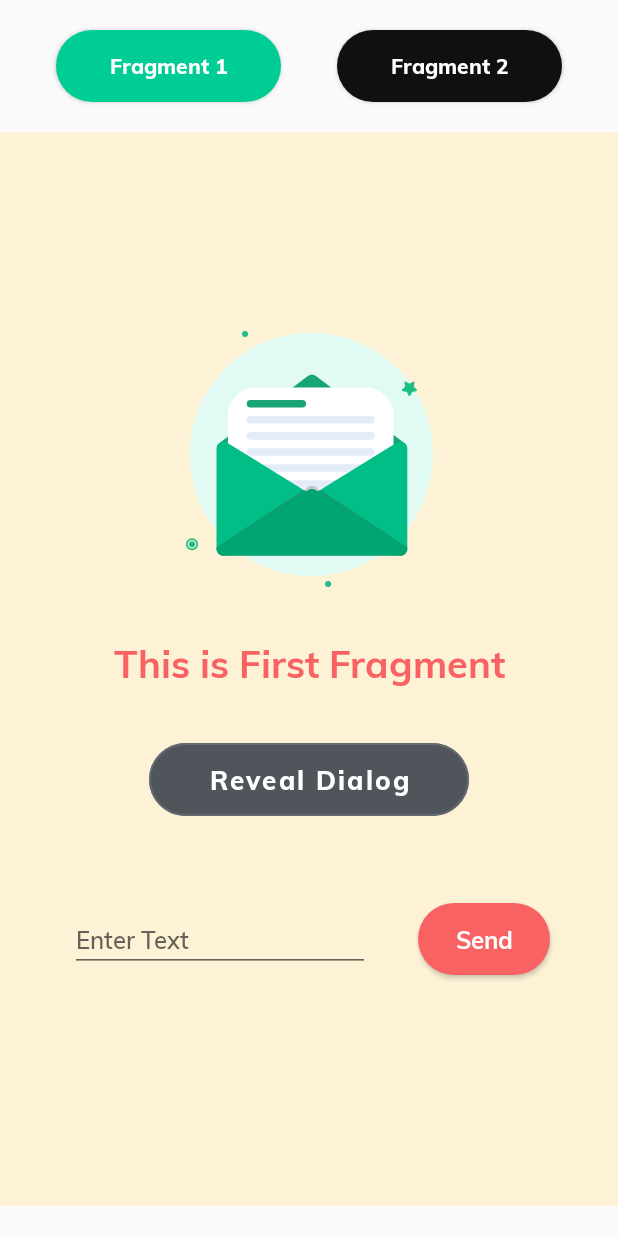
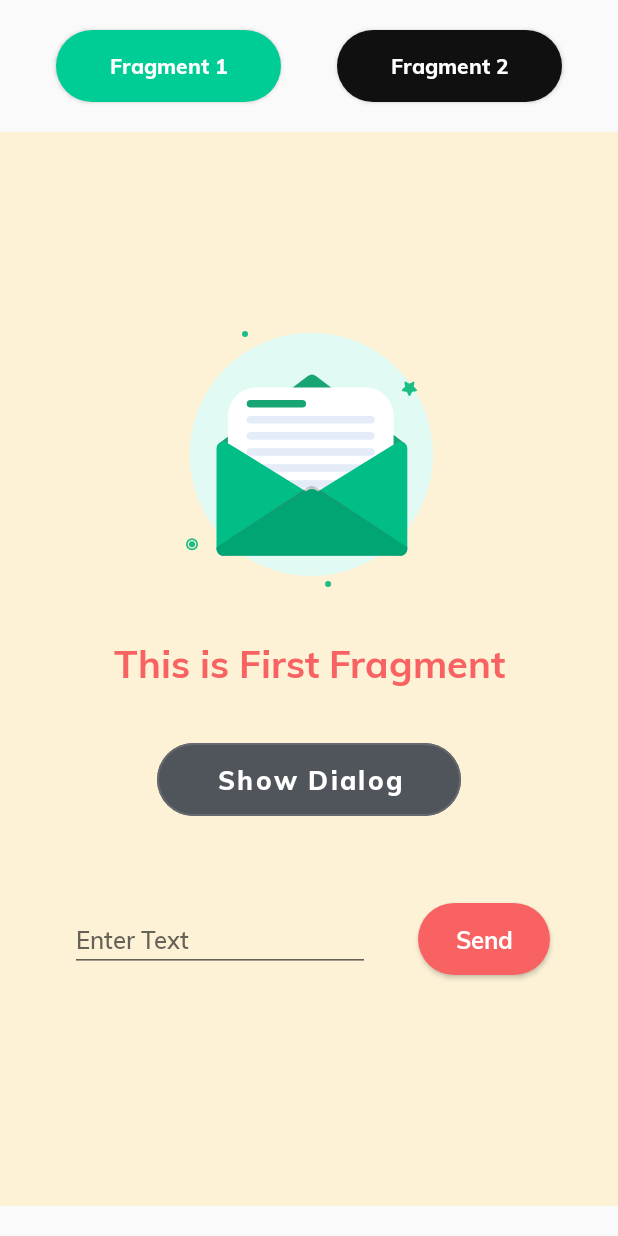
Before and after one commit to ayesha-mujeeb/android-guide-project, an Android app: the screen it shows after launch (MainActivity), after a tap on "Fragment 1", on a phone screen of 412 x 824 dp. Run offline under Robolectric (Android 15) with nearby library versions, the light colour scheme and no system bars.

Commit message:
changed dialog button text on both fragments

```diff
--- a/app/src/main/res/layout/fragment_first.xml
+++ b/app/src/main/res/layout/fragment_first.xml
@@ -30,7 +30,7 @@
         android:paddingTop="12dp"
         android:paddingRight="40dp"
         android:paddingBottom="12dp"
-        android:text="Reveal Dialog"
+        android:text="Show Dialog"
         android:textAllCaps="false"
         android:textColor="@color/white"
         android:textSize="17sp"
--- a/app/src/main/res/layout/fragment_second.xml
+++ b/app/src/main/res/layout/fragment_second.xml
@@ -43,7 +43,7 @@
         android:theme="@style/Theme.MaterialComponents"
         android:backgroundTint="@color/greyDark"
         android:fontFamily="@font/mulish_extra_bold"
-        android:text="Reveal Dialog"
+        android:text="Show Dialog"
         android:textAllCaps="false"
         android:textColor="@color/white"
         android:textSize="17sp"
```
